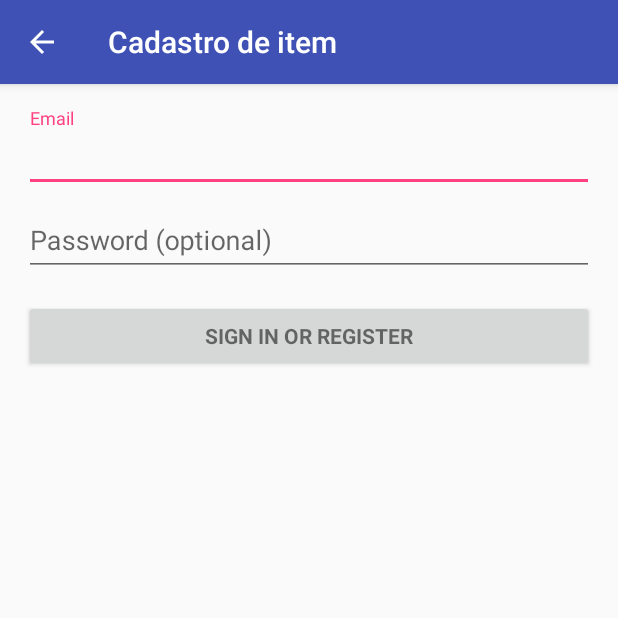
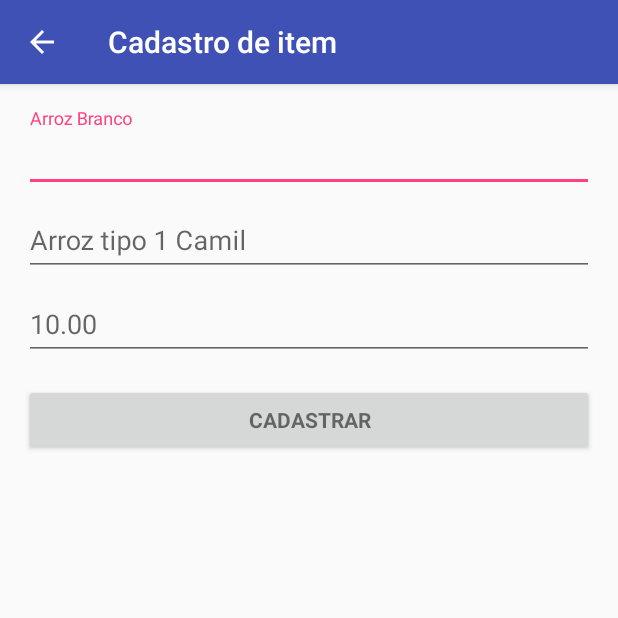
Before and after one commit to AndroidAddicted-SP/BergaVsAndorinha, an Android app: the CadastraItemActivity screen opened directly, with no data from a screen before it, on a phone screen of 412 x 824 dp, the top half of it. Run offline under Robolectric (Android 15) with nearby library versions, the phone set to English and light mode, and no system bars; libraries missing offline, so code that uses them is left out: io.realm; 1 statement that could not run was skipped.

```diff
--- a/app/src/main/java/laurobento/siliconvalley/bergavsandorinha/CadastraItemActivity.java
+++ b/app/src/main/java/laurobento/siliconvalley/bergavsandorinha/CadastraItemActivity.java
@@ -3,6 +3,7 @@ package laurobento.siliconvalley.bergavsandorinha;
 import android.animation.Animator;
 import android.animation.AnimatorListenerAdapter;
 import android.annotation.TargetApi;
+import android.content.Intent;
 import android.content.pm.PackageManager;
 import android.support.annotation.NonNull;
 import android.support.design.widget.Snackbar;
@@ -19,6 +20,7 @@ import android.os.Build;
 import android.os.Bundle;
 import android.provider.ContactsContract;
 import android.text.TextUtils;
+import android.util.Log;
 import android.view.KeyEvent;
 import android.view.View;
 import android.view.View.OnClickListener;
@@ -32,28 +34,77 @@ import android.widget.TextView;
 import java.util.ArrayList;
 import java.util.List;
 
+import io.realm.Case;
+import io.realm.Realm;
+import io.realm.RealmList;
+import io.realm.RealmQuery;
+import laurobento.siliconvalley.bergavsandorinha.model.ItemMercado;
+import laurobento.siliconvalley.bergavsandorinha.model.Mercado;
+
 import static android.Manifest.permission.READ_CONTACTS;
 
 public class CadastraItemActivity extends AppCompatActivity  {
 
-    private AutoCompleteTextView mEmailView;
-    private EditText mPasswordView;
+    private Realm realm;
+
+    private EditText mNomeItem;
+    private EditText mDescricaoItem;
+    private EditText mPrecoItem;
 
     @Override
     protected void onCreate(Bundle savedInstanceState) {
         super.onCreate(savedInstanceState);
         setContentView(R.layout.activity_cadastra_item);
 
+        realm = Realm.getDefaultInstance();
+
         getSupportActionBar().setDisplayHomeAsUpEnabled(true);
 
-        mEmailView = (AutoCompleteTextView) findViewById(R.id.email);
-        mPasswordView = (EditText) findViewById(R.id.password);
+        mNomeItem = (EditText) findViewById(R.id.nomeItem);
+        mDescricaoItem = (EditText) findViewById(R.id.descricaoItem);
+        mPrecoItem = (EditText) findViewById(R.id.precoItem);
 
-        Button mEmailSignInButton = (Button) findViewById(R.id.email_sign_in_button);
+        Button mEmailSignInButton = (Button) findViewById(R.id.cadastrar);
         mEmailSignInButton.setOnClickListener(new OnClickListener() {
             @Override
             public void onClick(View view) {
-                //gravar no realm
+                Mercado mercado = realm.where(Mercado.class).equalTo("nome", "Andorinha", Case.INSENSITIVE).findFirst();
+                if(mercado == null){
+                    realm.beginTransaction();
+                    mercado = new Mercado();
+                    mercado.setNome("Andorinha");
+                    mercado.setDescricao("O barato de cada dia");
+
+                    ItemMercado item = new ItemMercado();
+                    item.setNome(mNomeItem.getText().toString());
+                    item.setDescricao(mDescricaoItem.getText().toString());
+                    item.setPreco(mPrecoItem.getText().toString());
+
+                    RealmList<ItemMercado> items = new RealmList<ItemMercado>();
+                    items.add(item);
+
+                    mercado.setItems(items);
+
+                    realm.copyToRealm(mercado);
+
+                    realm.commitTransaction();
+                }else{
+                    realm.beginTransaction();
+
+                    ItemMercado item = new ItemMercado();
+                    item.setNome(mNomeItem.getText().toString());
+                    item.setDescricao(mDescricaoItem.getText().toString());
+                    item.setPreco(mPrecoItem.getText().toString());
+
+                    mercado.getItems().add(item);
+
+                    realm.commitTransaction();
+                }
+
+                Log.e("ENTIDADE", "Mercado" + mercado.toString());
+
+                Intent intent = new Intent(getApplicationContext(), MainActivity.class);
+                startActivity(intent);
             }
         });
 
--- a/app/src/main/res/layout/activity_cadastra_item.xml
+++ b/app/src/main/res/layout/activity_cadastra_item.xml
@@ -10,19 +10,17 @@
     android:paddingTop="@dimen/activity_vertical_margin"
     tools:context="laurobento.siliconvalley.bergavsandorinha.CadastraItemActivity">
 
-
         <android.support.design.widget.TextInputLayout
             android:layout_width="match_parent"
             android:layout_height="wrap_content">
 
-            <AutoCompleteTextView
-                android:id="@+id/email"
+            <EditText
+                android:id="@+id/nomeItem"
                 android:layout_width="match_parent"
                 android:layout_height="wrap_content"
-                android:hint="@string/prompt_email"
-                android:inputType="textEmailAddress"
-                android:maxLines="1"
-                android:singleLine="true" />
+                android:hint="Arroz Branco"
+                android:inputType="text"
+                android:maxLines="1"/>
 
         </android.support.design.widget.TextInputLayout>
 
@@ -31,26 +29,36 @@
             android:layout_height="wrap_content">
 
             <EditText
-                android:id="@+id/password"
+                android:id="@+id/descricaoItem"
                 android:layout_width="match_parent"
                 android:layout_height="wrap_content"
-                android:hint="@string/prompt_password"
-                android:imeActionId="@+id/login"
-                android:imeActionLabel="@string/action_sign_in_short"
-                android:imeOptions="actionUnspecified"
-                android:inputType="textPassword"
-                android:maxLines="1"
-                android:singleLine="true" />
+                android:hint="Arroz tipo 1 Camil"
+                android:inputType="text"
+                android:maxLines="1"/>
+
+        </android.support.design.widget.TextInputLayout>
+
+        <android.support.design.widget.TextInputLayout
+            android:layout_width="match_parent"
+            android:layout_height="wrap_content">
+
+            <EditText
+                android:id="@+id/precoItem"
+                android:layout_width="match_parent"
+                android:layout_height="wrap_content"
+                android:hint="10.00"
+                android:inputType="numberDecimal"
+                android:maxLines="1" />
 
         </android.support.design.widget.TextInputLayout>
 
         <Button
-            android:id="@+id/email_sign_in_button"
+            android:id="@+id/cadastrar"
             style="?android:textAppearanceSmall"
             android:layout_width="match_parent"
             android:layout_height="wrap_content"
             android:layout_marginTop="16dp"
-            android:text="@string/action_sign_in"
+            android:text="Cadastrar"
             android:textStyle="bold" />
 
 </LinearLayout>
```
Also changed, not shown: app/src/main/java/laurobento/siliconvalley/bergavsandorinha/ItensMercadoActivity.java (+13 -11 lines), app/src/main/java/laurobento/siliconvalley/bergavsandorinha/RecyclerViewAdapter.java (+9 -12 lines), app/src/main/java/laurobento/siliconvalley/bergavsandorinha/model/ItemMercado.java (+21 -36 lines), app/src/main/java/laurobento/siliconvalley/bergavsandorinha/model/Mercado.java (+19 -0 lines), app/src/main/res/layout/recyclerview_item.xml (+3 -17 lines).
